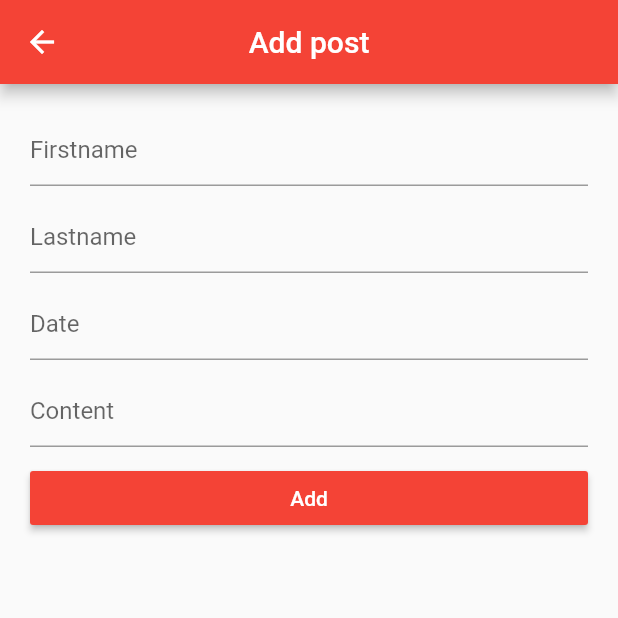
After one commit to alliMahmudov/flutter_storage, a Flutter app: the CreatePage screen opened directly, on a phone screen of 412 x 824 dp, the top half of it. The commit adds this screen. Run offline on Flutter 3.47's test engine with Material 2 defaults, Android fonts, the phone set to English and light mode, and no system bars; our stand-ins replace firebase_auth, firebase_core, firebase_database, flutter_slidable; accounts and stored records are empty.

Commit message:
Adding post in Realtime database (Firebase)

```diff
--- /dev/null
+++ b/lib/model/post_model.dart
@@ -0,0 +1,24 @@
+class Post {
+  int? userId;
+  String? firstname;
+  String? lastname;
+  String? content;
+  String? date;
+
+  Post({this.userId, this.firstname, this.lastname, this.content, this.date});
+
+  Post.fromJson(Map<String, dynamic> json)
+      : userId = json['userId'],
+        firstname = json['firstname'],
+        lastname = json['lastname'],
+        content = json['content'],
+        date = json['date'];
+
+  Map<String, dynamic> toJson() => {
+        'userId': userId,
+        'firstname': firstname,
+        'lastname': lastname,
+        'content': content,
+        'date': date,
+      };
+}
--- /dev/null
+++ b/lib/pages/create_page.dart
@@ -0,0 +1,117 @@
+import 'package:flutter/material.dart';
+import 'package:flutter_advanced/service/rtdb_service.dart';
+import '../model/post_model.dart';
+
+class CreatePage extends StatefulWidget {
+  const CreatePage({super.key});
+
+  @override
+  State<CreatePage> createState() => _CreatePageState();
+}
+
+class _CreatePageState extends State<CreatePage> {
+  var isLoading = false;
+  var firstnameController = TextEditingController();
+  var lastnameController = TextEditingController();
+  var dateController = TextEditingController();
+  var contentController = TextEditingController();
+
+  _createPost() {
+    String firstname = firstnameController.text.toString();
+    String lastname = lastnameController.text.toString();
+    String date = dateController.text.toString();
+    String content = contentController.text.toString();
+
+    if (firstname.isEmpty ||
+        lastname.isEmpty ||
+        date.isEmpty ||
+        content.isEmpty) return;
+
+    _apiCreatePost(firstname, lastname, date, content);
+  }
+
+  _apiCreatePost(
+      String firstname, String lastname, String date, String content) {
+    setState(() {
+      isLoading = true;
+    });
+    var post = Post(
+        firstname: firstname, lastname: lastname, date: date, content: content);
+    RTDBService.addPost(post).then((value) => {
+          _resAddPost(),
+        });
+  }
+
+  _resAddPost() {
+    setState(() {
+      isLoading = false;
+    });
+    Navigator.of(context).pop({'data': 'done'});
+  }
+
+  @override
+  Widget build(BuildContext context) {
+    return Scaffold(
+      appBar: AppBar(
+        title: const Text("Add post"),
+        centerTitle: true,
+      ),
+      body: Container(
+        padding: const EdgeInsets.all(20),
+        child: Stack(
+          children: [
+            Column(
+              crossAxisAlignment: CrossAxisAlignment.center,
+              children: [
+                TextField(
+                  controller: firstnameController,
+                  decoration: const InputDecoration(hintText: "Firstname"),
+                ),
+                const SizedBox(
+                  height: 10,
+                ),
+                TextField(
+                  controller: lastnameController,
+                  decoration: const InputDecoration(hintText: "Lastname"),
+                ),
+                const SizedBox(
+                  height: 10,
+                ),
+                TextField(
+                  controller: dateController,
+                  decoration: const InputDecoration(hintText: "Date"),
+                ),
+                const SizedBox(
+                  height: 10,
+                ),
+                TextField(
+                  controller: contentController,
+                  decoration: const InputDecoration(hintText: "Content"),
+                ),
+                const SizedBox(
+                  height: 10,
+                ),
+                MaterialButton(
+                    onPressed: () {
+                      _createPost();
+                    },
+                    color: Colors.red,
+                    child: const Center(
+                      child: Text(
+                        "Add",
+                        style: TextStyle(color: Colors.white),
+                      ),
+                    )),
+              ],
+            ),
+            isLoading
+                ? const Center(
+                    child: CircularProgressIndicator(),
+                  )
+                : const SizedBox.shrink(),
+          ],
+        ),
+      ),
+    );
+  }
+}
--- /dev/null
+++ b/lib/service/rtdb_service.dart
@@ -0,0 +1,33 @@
+import 'dart:convert';
+
+import 'package:firebase_database/firebase_database.dart';
+
+import '../model/post_model.dart';
+
+class RTDBService {
+  static final _database = FirebaseDatabase.instance.ref();
+
+  static Future<Stream<DatabaseEvent>> addPost(Post post) async {
+    _database.child("posts").push().set(post.toJson());
+    return _database.onChildAdded;
+  }
+
+  static Future<List<Post>> getPosts() async {
+    List<Post> items = [];
+    Query _query = _database.ref.child("posts");
+    DatabaseEvent event = await _query.once();
+    var snapshot = event.snapshot;
+
+    for (var child in snapshot.children) {
+      var jsonPost = jsonEncode(child.value);
+      Map<String, dynamic> map = jsonDecode(jsonPost);
+      var post = Post(
+          firstname: map['firstname'],
+          lastname: map['lastname'],
+          date: map['date'],
+          content: map['content']);
+      items.add(post);
+    }
+    return items;
+  }
+}
--- a/pubspec.yaml
+++ b/pubspec.yaml
@@ -16,6 +16,8 @@ dependencies:
   cupertino_icons: ^1.0.2
   firebase_core: ^2.13.1
   firebase_auth: ^4.6.2
+  flutter_slidable: ^3.0.0
+  firebase_database: ^10.2.2
 
 dev_dependencies:
   flutter_test:
```
Also changed, not shown: lib/main.dart (+3 -5 lines), lib/pages/main_page.dart (+141 -8 lines), pubspec.lock, 1 other file.
